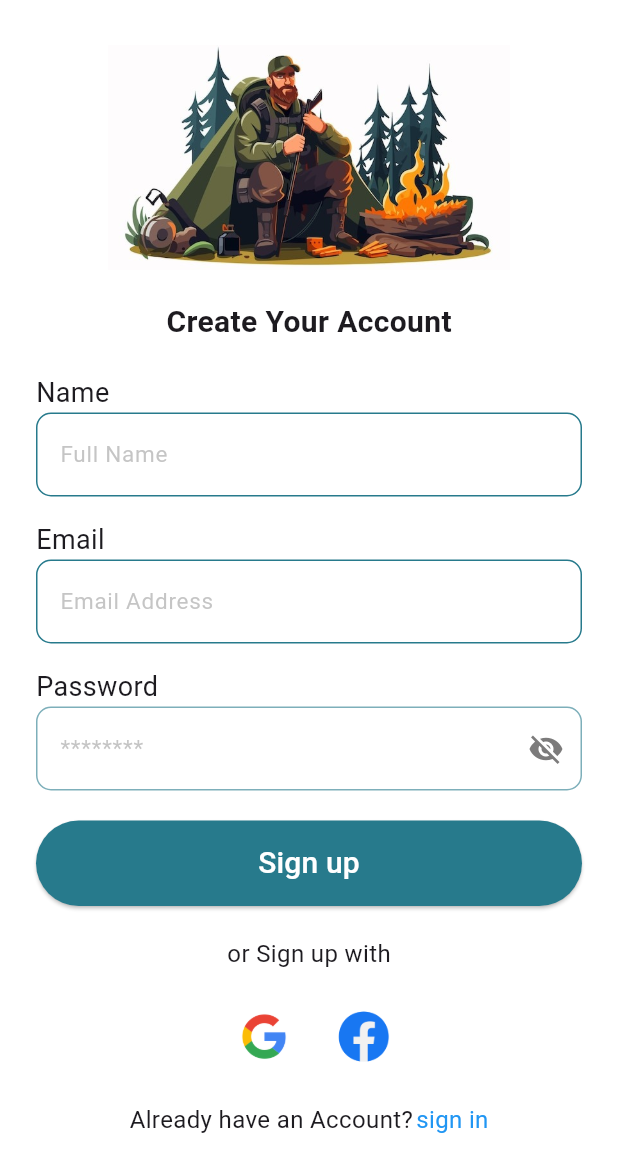
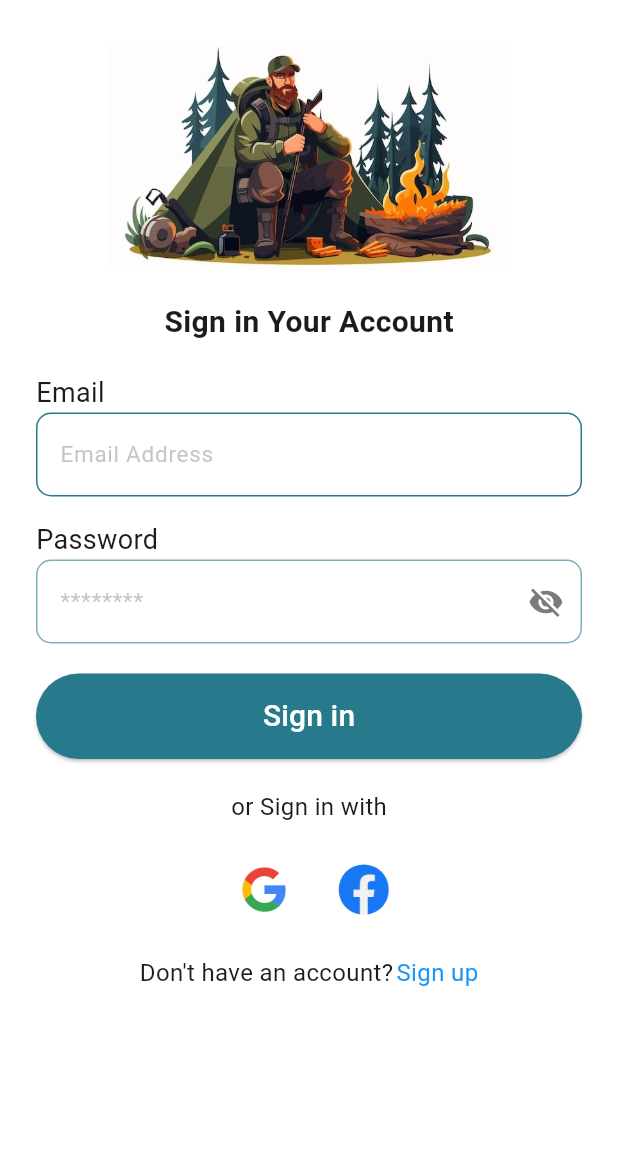
Before and after one commit to Chanukaisuru/CampKit, a Flutter app: the screen it shows after launch, after a tap on "Get Start", on a phone screen of 412 x 824 dp. Shown: the top 1172 px of the screen. Run offline on Flutter 3.47's test engine with Material 3 defaults, Android fonts, the phone set to English and light mode, and no system bars; our stand-ins replace firebase_auth, firebase_core; accounts and stored records are empty.

Commit message:
change path of get start button

```diff
--- a/lib/onboarding_page.dart
+++ b/lib/onboarding_page.dart
@@ -1,5 +1,5 @@
 import 'package:flutter/material.dart';
-import 'signIn_and_signUp/sign_up_page.dart';
+import 'signIn_and_signUp/sign_in_page.dart';
 
 
 class OnboardingPage extends StatelessWidget {
@@ -44,7 +44,7 @@ class OnboardingPage extends StatelessWidget {
               ElevatedButton(
                 onPressed: () {
                   Navigator.push(context,
-                   MaterialPageRoute(builder: (context) =>SignUpPage(),
+                   MaterialPageRoute(builder: (context) =>SignInPage(),
                    ),
                    );
                 },
```
